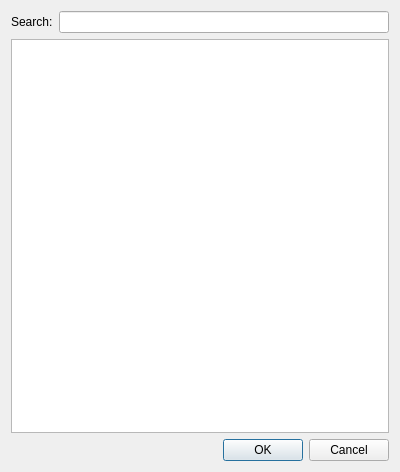
The window that libs/cs/coordinatesystemselectdialog.ui (i-RIC/prepost-gui) describes before a commit, drawn with Qt 5.
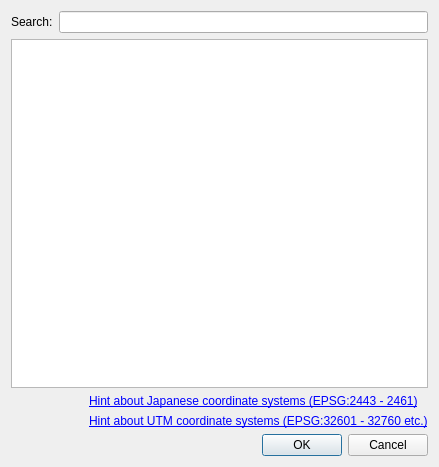
The same window after the commit.

Commit message: Coordinates hint shown on Coordinate System selecting dialog.

Patch:
```diff
--- a/libs/cs/coordinatesystemselectdialog.ui
+++ b/libs/cs/coordinatesystemselectdialog.ui
@@ -6,14 +6,14 @@
    <rect>
     <x>0</x>
     <y>0</y>
-    <width>400</width>
-    <height>472</height>
+    <width>439</width>
+    <height>467</height>
    </rect>
   </property>
   <property name="windowTitle">
    <string>Select Coordinate System</string>
   </property>
-  <layout class="QVBoxLayout" name="verticalLayout">
+  <layout class="QVBoxLayout" name="verticalLayout_2">
    <item>
     <layout class="QHBoxLayout" name="horizontalLayout">
      <item>
@@ -31,6 +31,53 @@
    <item>
     <widget class="QListWidget" name="listWidget"/>
    </item>
+   <item>
+    <layout class="QHBoxLayout" name="horizontalLayout_2">
+     <item>
+      <spacer name="horizontalSpacer">
+       <property name="orientation">
+        <enum>Qt::Horizontal</enum>
+       </property>
+       <property name="sizeHint" stdset="0">
+        <size>
+         <width>40</width>
+         <height>20</height>
+        </size>
+       </property>
+      </spacer>
+     </item>
+     <item>
+      <layout class="QVBoxLayout" name="verticalLayout">
+       <item>
+        <widget class="QLabel" name="japanCsHelpLabel">
+         <property name="text">
+          <string>&lt;html&gt;&lt;head/&gt;&lt;body&gt;&lt;p&gt;&lt;a href=&quot;http://vldb.gsi.go.jp/sokuchi/patchjgd/download/Help/jpc/jpcmap1_19.htm&quot;&gt;&lt;span style=&quot; text-decoration: underline; color:#0000ff;&quot;&gt;Hint about Japanese coordinate systems (EPSG:2443 - 2461)&lt;/span&gt;&lt;/a&gt;&lt;/p&gt;&lt;/body&gt;&lt;/html&gt;</string>
+         </property>
+         <property name="openExternalLinks">
+          <bool>true</bool>
+         </property>
+         <property name="textInteractionFlags">
+          <set>Qt::TextBrowserInteraction</set>
+         </property>
+        </widget>
+       </item>
+       <item>
+        <widget class="QLabel" name="utmCsHelpLabel">
+         <property name="text">
+          <string>&lt;html&gt;&lt;head/&gt;&lt;body&gt;&lt;p&gt;&lt;a href=&quot;http://earth-info.nga.mil/GandG/coordsys/grids/universal_grid_system.html&quot;&gt;&lt;span style=&quot; text-decoration: underline; color:#0000ff;&quot;&gt;Hint about UTM coordinate systems (EPSG:32601 - 32760 etc.)&lt;/span&gt;&lt;/a&gt;&lt;/p&gt;&lt;/body&gt;&lt;/html&gt;</string>
+         </property>
+         <property name="openExternalLinks">
+          <bool>true</bool>
+         </property>
+         <property name="textInteractionFlags">
+          <set>Qt::TextBrowserInteraction</set>
+         </property>
+        </widget>
+       </item>
+      </layout>
+     </item>
+    </layout>
+   </item>
    <item>
     <widget class="QDialogButtonBox" name="buttonBox">
      <property name="orientation">
```
The commit also changes 2 other files.
